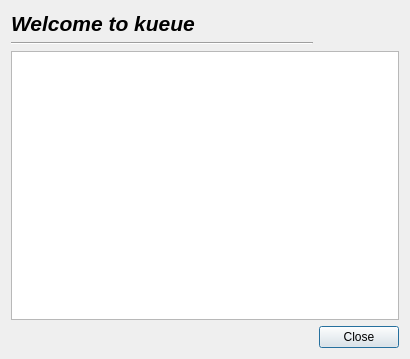
The window that ui/updatedialog.ui (bochi/kueue) describes before a commit, drawn with Qt 5.
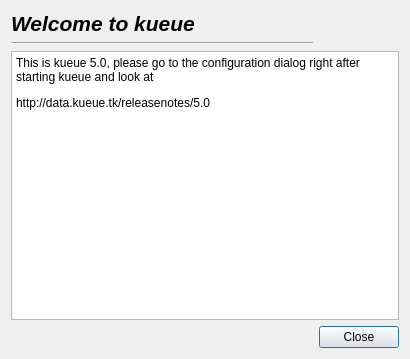
The same window after the commit. Icons and pictures are not drawn.

Patch:
```diff
--- a/ui/updatedialog.ui
+++ b/ui/updatedialog.ui
@@ -90,7 +90,8 @@
 &lt;html&gt;&lt;head&gt;&lt;meta name=&quot;qrichtext&quot; content=&quot;1&quot; /&gt;&lt;style type=&quot;text/css&quot;&gt;
 p, li { white-space: pre-wrap; }
 &lt;/style&gt;&lt;/head&gt;&lt;body style=&quot; font-family:'Sans Serif'; font-size:9pt; font-weight:400; font-style:normal;&quot;&gt;
-&lt;p style=&quot;-qt-paragraph-type:empty; margin-top:12px; margin-bottom:12px; margin-left:0px; margin-right:0px; -qt-block-indent:0; text-indent:0px;&quot;&gt;&lt;br /&gt;&lt;/p&gt;&lt;/body&gt;&lt;/html&gt;</string>
+&lt;p style=&quot; margin-top:12px; margin-bottom:12px; margin-left:0px; margin-right:0px; -qt-block-indent:0; text-indent:0px;&quot;&gt;This is kueue 5.0, please go to the configuration dialog right after starting kueue and look at &lt;/p&gt;
+&lt;p style=&quot; margin-top:12px; margin-bottom:12px; margin-left:0px; margin-right:0px; -qt-block-indent:0; text-indent:0px;&quot;&gt;http://data.kueue.tk/releasenotes/5.0&lt;/p&gt;&lt;/body&gt;&lt;/html&gt;</string>
      </property>
     </widget>
    </item>
```
